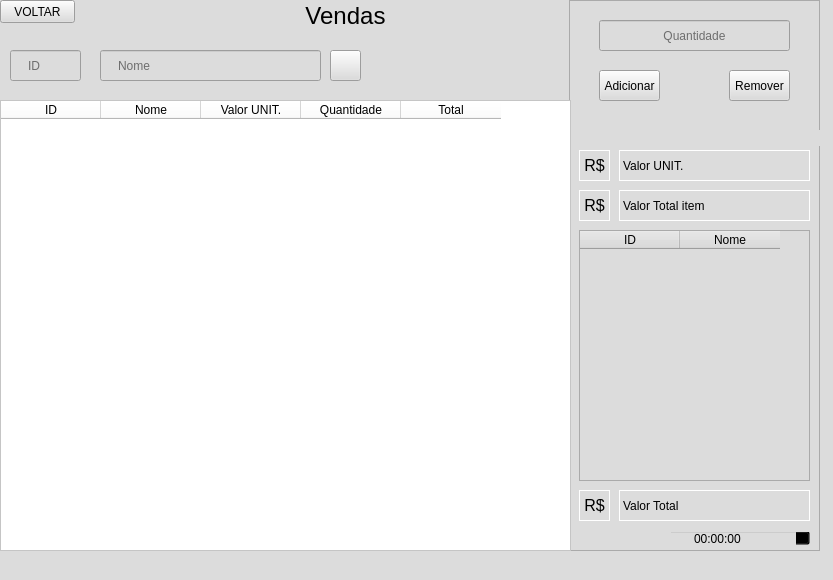
The window that telas/tela_vendas.ui (Faeldh/APP_Junina) describes before a commit, drawn with Qt 5.
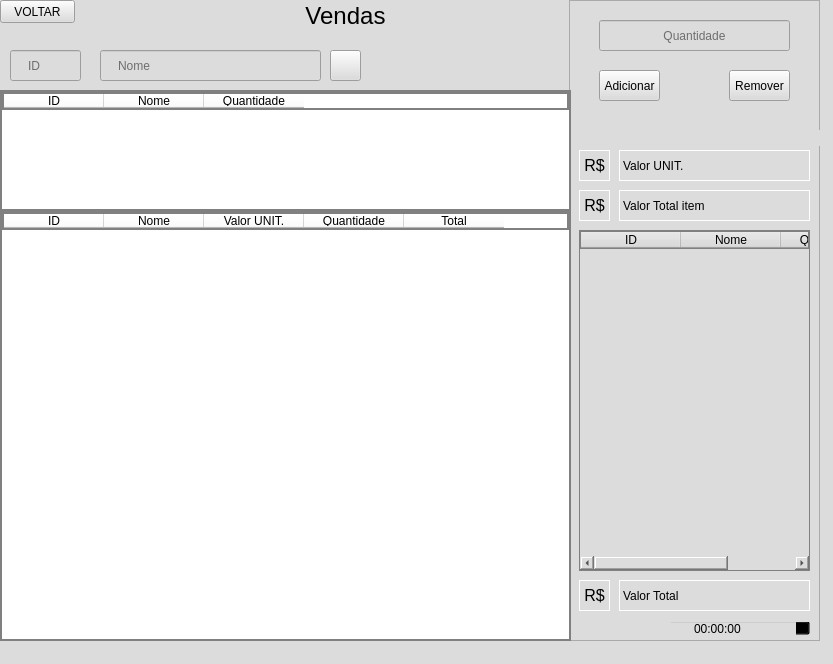
The same window after the commit. Icons and pictures are not drawn.

```diff
--- a/telas/tela_vendas.ui
+++ b/telas/tela_vendas.ui
@@ -7,7 +7,7 @@
     <x>0</x>
     <y>0</y>
     <width>833</width>
-    <height>580</height>
+    <height>664</height>
    </rect>
   </property>
   <property name="font">
@@ -130,7 +130,7 @@
       <x>569</x>
       <y>0</y>
       <width>251</width>
-      <height>551</height>
+      <height>641</height>
      </rect>
     </property>
     <property name="frameShape">
@@ -198,7 +198,7 @@
      <property name="geometry">
       <rect>
        <x>50</x>
-       <y>490</y>
+       <y>580</y>
        <width>191</width>
        <height>31</height>
       </rect>
@@ -303,7 +303,7 @@
      <property name="geometry">
       <rect>
        <x>10</x>
-       <y>490</y>
+       <y>580</y>
        <width>31</width>
        <height>31</height>
       </rect>
@@ -330,7 +330,7 @@
      <property name="geometry">
       <rect>
        <x>100</x>
-       <y>530</y>
+       <y>620</y>
        <width>141</width>
        <height>16</height>
       </rect>
@@ -343,17 +343,17 @@
       <set>Qt::AlignLeading|Qt::AlignLeft|Qt::AlignVCenter</set>
      </property>
     </widget>
-    <widget class="QTableWidget" name="tablePesquisa">
+    <widget class="QTableWidget" name="tableListaEstoque">
      <property name="geometry">
       <rect>
        <x>10</x>
        <y>230</y>
        <width>231</width>
-       <height>251</height>
+       <height>341</height>
       </rect>
      </property>
      <property name="styleSheet">
-      <string notr="true"/>
+      <string notr="true">border: 1px solid gray;</string>
      </property>
      <column>
       <property name="text">
@@ -365,19 +365,25 @@
        <string>Nome</string>
       </property>
      </column>
+     <column>
+      <property name="text">
+       <string>Quantidade</string>
+      </property>
+     </column>
     </widget>
    </widget>
    <widget class="QTableWidget" name="tableVendas">
     <property name="geometry">
      <rect>
       <x>0</x>
-      <y>100</y>
+      <y>210</y>
       <width>571</width>
-      <height>451</height>
+      <height>431</height>
      </rect>
     </property>
     <property name="styleSheet">
-     <string notr="true">background-color: white;</string>
+     <string notr="true">background-color: white;
+border: 2px solid gray;</string>
     </property>
     <column>
      <property name="text">
@@ -405,6 +411,35 @@
      </property>
     </column>
    </widget>
+   <widget class="QTableWidget" name="tablePesquisa">
+    <property name="geometry">
+     <rect>
+      <x>0</x>
+      <y>90</y>
+      <width>571</width>
+      <height>121</height>
+     </rect>
+    </property>
+    <property name="styleSheet">
+     <string notr="true">background-color: white;
+border: 2px solid gray;</string>
+    </property>
+    <column>
+     <property name="text">
+      <string>ID</string>
+     </property>
+    </column>
+    <column>
+     <property name="text">
+      <string>Nome</string>
+     </property>
+    </column>
+    <column>
+     <property name="text">
+      <string>Quantidade</string>
+     </property>
+    </column>
+   </widget>
   </widget>
   <widget class="QMenuBar" name="menubar">
    <property name="geometry">
```
